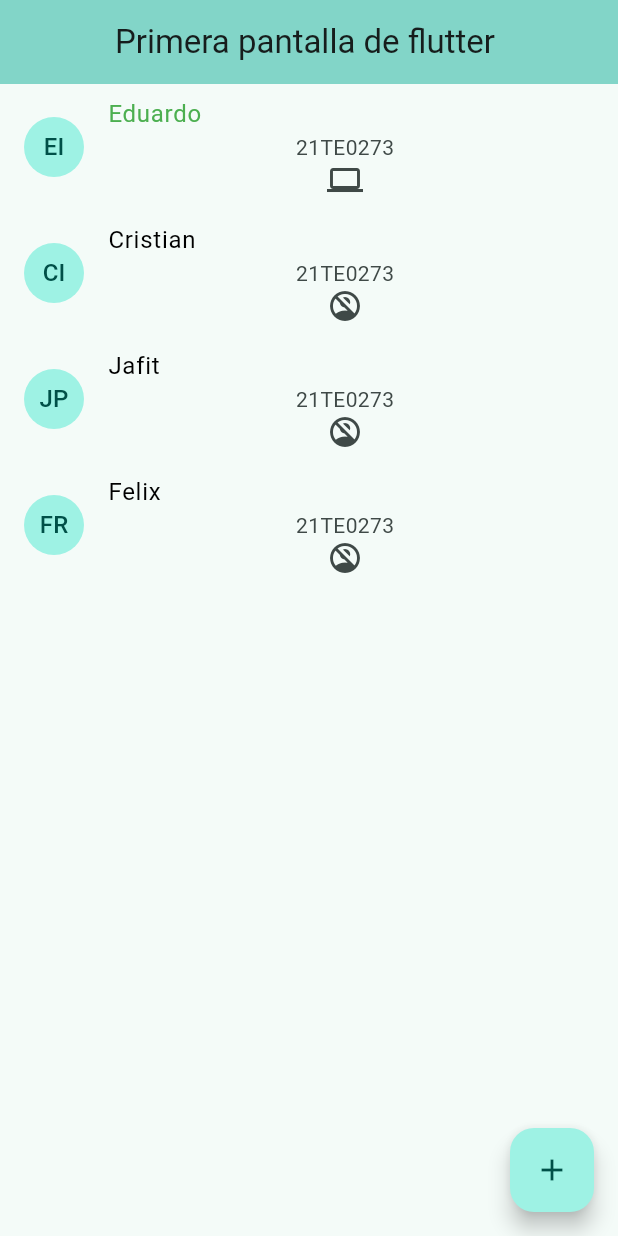
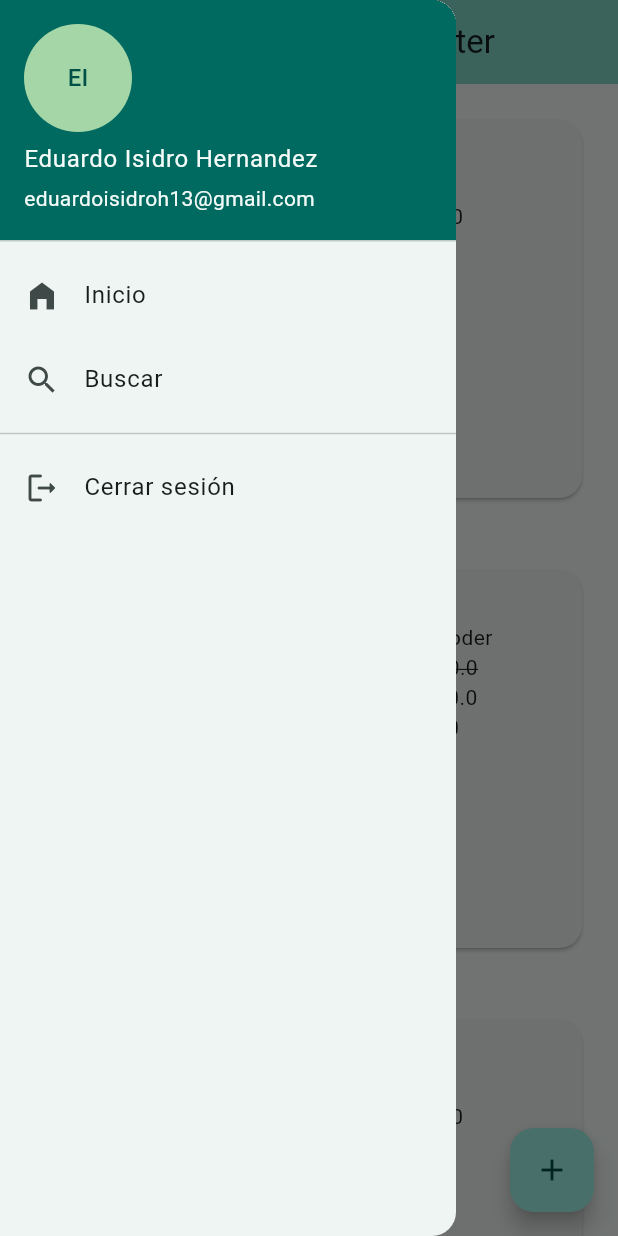
Before and after one commit to isEduardo13/JQ4B-Moviles, a Flutter app: the screen it shows after launch, with the side drawer open (before the commit the screen has no drawer), on a phone screen of 412 x 824 dp. Run offline on Flutter 3.47's test engine with Material 3 defaults, Android fonts, the phone set to English and light mode, and no system bars.

Commit message:
Añadir modelo de Producto y actualizar widgets para mostrar información de productos en la interfaz

```diff
--- /dev/null
+++ b/lib/Unidad_1/practica_1/models/producto.dart
@@ -0,0 +1,16 @@
+class Producto {
+  final String nombre;
+  final String imagen;
+  final double precio;
+  final int stock;
+  final double precioOferta;
+  final bool oferta;
+
+  Producto(
+      {required this.nombre,
+      required this.stock,
+      required this.precioOferta,
+      required this.precio,
+      required this.oferta,
+      required this.imagen});
+}
--- a/lib/Unidad_1/practica_1/screens/scaffold.dart
+++ b/lib/Unidad_1/practica_1/screens/scaffold.dart
@@ -2,6 +2,7 @@ import 'package:flutter/material.dart';
 import 'package:holaflutter/Unidad_1/practica_1/screens/widgets/Ejercicio1.dart';
 import 'package:holaflutter/Unidad_1/practica_1/screens/widgets/cardwidget.dart';
 import 'package:holaflutter/Unidad_1/practica_1/screens/widgets/columnwidget.dart';
+import 'package:holaflutter/Unidad_1/practica_1/screens/widgets/drawerwidget.dart';
 import 'package:holaflutter/Unidad_1/practica_1/screens/widgets/listTileWidget.dart';
 import 'package:holaflutter/Unidad_1/practica_1/screens/widgets/listview_builder_widget.dart';
 import 'package:holaflutter/Unidad_1/practica_1/screens/widgets/listview_tile_widget.dart';
@@ -23,6 +24,7 @@ class ScaffoldPrueba extends StatelessWidget {
           //ListViewTileWidget()
           //ListViewWidget(),
           ),
+      drawer: DrawerWidget(),
       floatingActionButton: FloatingActionButton(
         onPressed: () {},
         child: Icon(
--- a/lib/Unidad_1/practica_1/screens/widgets/cardwidget.dart
+++ b/lib/Unidad_1/practica_1/screens/widgets/cardwidget.dart
@@ -15,7 +15,9 @@
         child: Column(children: [
           ClipRRect(
             borderRadius: BorderRadius.circular(20.0),
-            child: Image.asset("assets/images/Fondo.png"),
+            child: Image.network(
+              "assets/images/Fondo.png",
+            ),
           ),
         ]),
       ),
--- /dev/null
+++ b/lib/Unidad_1/practica_1/screens/widgets/drawerwidget.dart
@@ -0,0 +1,38 @@
+import 'package:flutter/material.dart';
+
+class DrawerWidget extends StatelessWidget {
+  const DrawerWidget({super.key});
+
+  @override
+  Widget build(BuildContext context) {
+    return Drawer(
+      child: ListView(
+        children: [
+          UserAccountsDrawerHeader(
+            accountName: Text("Eduardo Isidro Hernandez"),
+            accountEmail: Text("eduardoisidroh13@gmail.com"),
+            currentAccountPicture: CircleAvatar(
+              backgroundColor: Colors.green.shade200,
+              child: Text("EI"),
+            ),
+            // decoration: BoxDecoration(gradient: RadialGradient(colors: [])),
+            // otherAccountsPictures: [FlutterLogo()],
+          ),
+          ListTile(
+            leading: Icon(Icons.home_filled),
+            title: Text("Inicio"),
+          ),
+          ListTile(
+            title: Text("Buscar"),
+            leading: Icon(Icons.search),
+          ),
+          Divider(),
+          ListTile(
+            title: Text("Cerrar sesión"),
+            leading: Icon(Icons.logout_rounded),
+          ),
+        ],
+      ),
+    );
+  }
+}
--- a/lib/Unidad_1/practica_1/screens/widgets/listview_builder_widget.dart
+++ b/lib/Unidad_1/practica_1/screens/widgets/listview_builder_widget.dart
@@ -1,42 +1,61 @@
 import 'package:flutter/material.dart';
 import 'package:holaflutter/Unidad_1/practica_1/models/alumno.dart';
+import 'package:holaflutter/Unidad_1/practica_1/models/producto.dart';
 import 'package:holaflutter/Unidad_1/practica_1/screens/widgets/listview_tile_widget.dart';
 
 class ListViewBuilderWidget extends StatelessWidget {
   ListViewBuilderWidget({super.key});
-  final List<Alumno> _personas = [
-    Alumno(
-        nombre: "Eduardo",
-        carrera: "Sistemas",
-        numeroControl: "21TE0273",
-        apellido: "Isidro"),
-    Alumno(
-        nombre: "Cristian",
-        carrera: "Ovalle",
-        numeroControl: "21TE0273",
-        apellido: "Isidro"),
-    Alumno(
-        nombre: "Jafit",
-        carrera: "Gestion",
-        numeroControl: "21TE0273",
-        apellido: "Perez"),
-    Alumno(
-        nombre: "Felix",
-        carrera: "H",
-        numeroControl: "21TE0273",
-        apellido: "Rivera"),
+  final List<Producto> _productos = [
+    Producto(
+        nombre: "Cargador",
+        stock: 20,
+        precioOferta: 200,
+        precio: 450,
+        oferta: false,
+        imagen: "assets/images/cargador.png"),
+    Producto(
+        nombre: "Fuente de poder",
+        stock: 20,
+        precioOferta: 200,
+        precio: 450,
+        oferta: true,
+        imagen: "assets/images/fuente.png"),
+    Producto(
+        nombre: "Ventilador",
+        stock: 20,
+        precioOferta: 200,
+        precio: 450,
+        oferta: false,
+        imagen: "assets/images/ventilador.png"),
+    Producto(
+        nombre: "Laptop",
+        stock: 20,
+        precioOferta: 200,
+        precio: 450,
+        oferta: true,
+        imagen: "assets/images/laptop.png"),
+    Producto(
+        nombre: "Procesador Ryzen 7",
+        stock: 20,
+        precioOferta: 200,
+        precio: 450,
+        oferta: false,
+        imagen: "assets/images/procesador.png"),
   ];
   @override
   Widget build(BuildContext context) {
     return ListView.builder(
-        itemCount: _personas.length,
+        itemCount: _productos.length,
         itemBuilder: (context, index) {
-          Alumno p = _personas[index];
+          Producto p = _productos[index];
           return ListTileContactWidget(
-              nombre: p.nombre,
-              carrera: p.carrera,
-              numeroControl: p.numeroControl,
-              apellido: p.apellido);
+            nombre: p.nombre,
+            imagen: p.imagen,
+            oferta: p.oferta,
+            precio: p.precio,
+            precioOferta: p.precioOferta,
+            stock: p.stock,
+          );
         });
   }
 }
--- a/lib/Unidad_1/practica_1/screens/widgets/listview_tile_widget.dart
+++ b/lib/Unidad_1/practica_1/screens/widgets/listview_tile_widget.dart
@@ -13,33 +13,65 @@ class ListViewTileWidget extends StatelessWidget {
 
 class ListTileContactWidget extends StatelessWidget {
   final String nombre;
-  final String numeroControl;
-  final String carrera;
-  final String apellido;
+  final String imagen;
+  final double precio;
+  final int stock;
+  final double precioOferta;
+  final bool oferta;
   const ListTileContactWidget(
       {super.key,
       required this.nombre,
-      required this.numeroControl,
-      required this.apellido,
-      required this.carrera});
+      required this.stock,
+      required this.precioOferta,
+      required this.precio,
+      required this.oferta,
+      required this.imagen});
 
   @override
   Widget build(BuildContext context) {
-    return ListTile(
-      leading: CircleAvatar(
-        child: Text(nombre.toString().substring(0, 1).toUpperCase() +
-            apellido.toString().substring(0, 1).toUpperCase()),
-      ),
-      title: Text(
-        nombre,
-        style: TextStyle(
-            color: carrera == "Sistemas" ? Colors.green : Colors.black),
-      ),
-      subtitle: Column(
-        children: [
-          Text(numeroControl),
-          Icon(carrera == "Sistemas" ? Icons.computer : Icons.no_accounts)
-        ],
+    return Container(
+      padding: EdgeInsets.all(20),
+      height: 300,
+      width: 100,
+      child: Card(
+        shape: RoundedRectangleBorder(
+          borderRadius: BorderRadius.circular(15.0),
+        ),
+        child: Column(children: [
+          Row(
+            children: [
+              ClipRRect(
+                borderRadius: BorderRadius.circular(15.0),
+                child: ClipRect(
+                  child: Image.asset(
+                    imagen,
+                    width: 150,
+                    height: 150,
+                    fit: BoxFit.cover,
+                  ),
+                ),
+              ),
+              SizedBox(
+                width: 50,
+              ),
+              Column(
+                children: [
+                  Text(nombre),
+                  Text(
+                    "Precio: ${precio}",
+                    style: TextStyle(
+                      decoration: oferta
+                          ? TextDecoration.lineThrough
+                          : TextDecoration.none,
+                    ),
+                  ),
+                  Text(oferta ? "Oferta: ${precioOferta}" : ""),
+                  Text("Stock: ${stock}"),
+                ],
+              )
+            ],
+          )
+        ]),
       ),
     );
   }
--- a/pubspec.yaml
+++ b/pubspec.yaml
@@ -59,8 +59,8 @@ flutter:
 
   # To add assets to your application, add an assets section, like this:
   assets:
-    - assets/images/Fondo.png
-  #   - images/a_dot_ham.jpeg
+    - assets/images/
+  #  - assets/images/
 
   # An image asset can refer to one or more resolution-specific "variants", see
   # https://flutter.dev/to/resolution-aware-images
```
Also changed, not shown: assets/images/cargador.png (added), assets/images/fuente.png (added), assets/images/laptop.png (added), assets/images/procesador.png (added), assets/images/ventilador.png (added).
